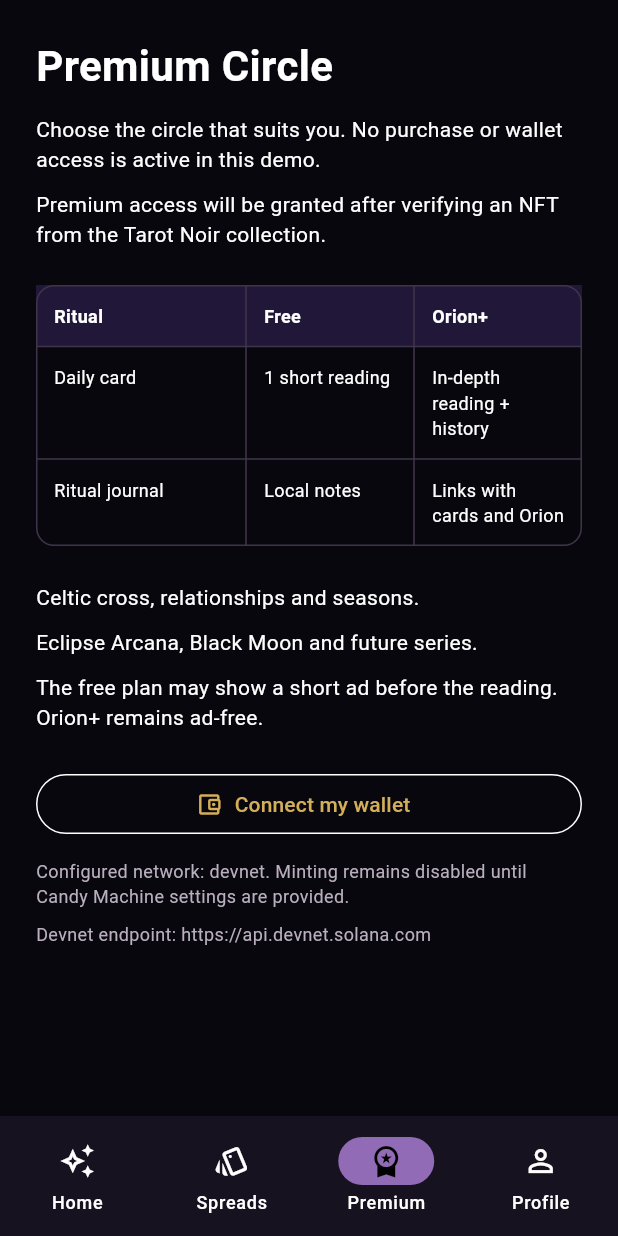
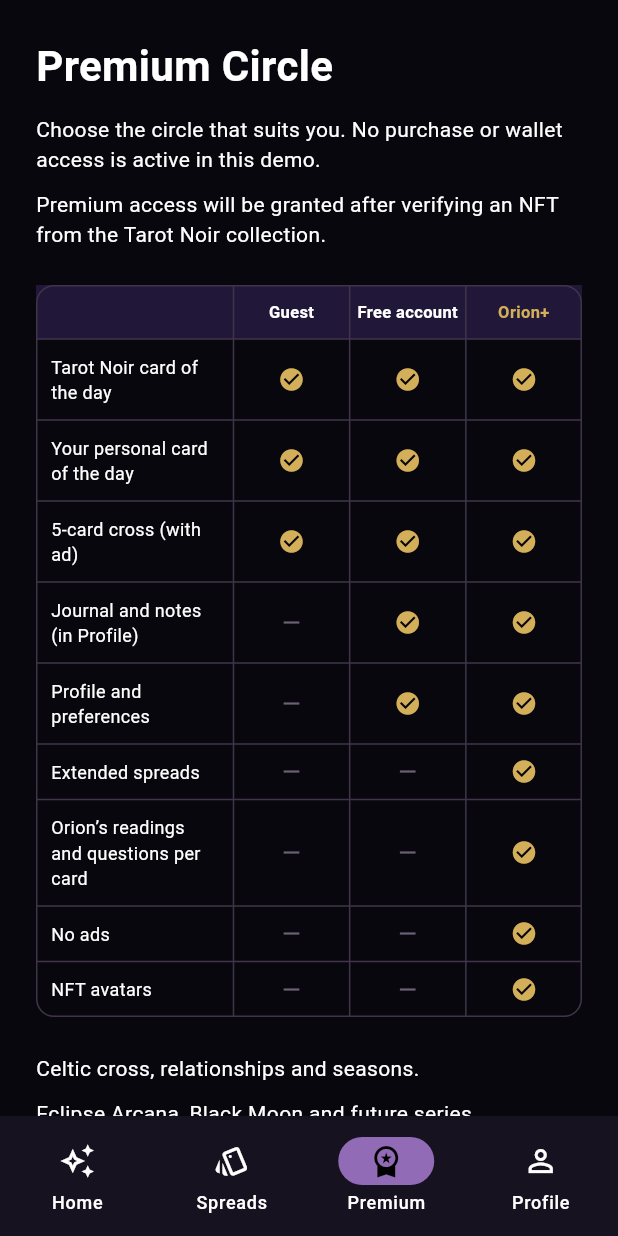
Before and after one commit to AnarchSun/tarot_noir, a Flutter app: the TarotNoirHome screen opened directly, item 3 of the bottom bar chosen, on a phone screen of 412 x 824 dp. Run offline on Flutter 3.47's test engine with Material 3 defaults, Android fonts, the phone set to English and light mode, and no system bars; our stand-ins replace cloud_firestore, firebase_auth, firebase_core, google_sign_in, shared_preferences; missing offline and left inert: flutter_facebook_auth, reown_appkit; accounts and stored records are empty.

Commit message:
feat: personal vs shared daily card, guest popup with ad, new access grid
Co-authored-by: Copilot App <223556219+Copilot@users.noreply.github.com>

```diff
--- a/lib/l10n/app_en.arb
+++ b/lib/l10n/app_en.arb
@@ -202,17 +202,28 @@
   "spreadLocked": "This spread is reserved for Orion+.",
   "compareGuest": "Guest",
   "compareAccount": "Free account",
-  "compareRowDaily": "Card of the day",
+  "compareRowDaily": "Tarot Noir card of the day",
   "compareRowCross": "5-card cross (with ad)",
-  "compareRowJournal": "Journal and notes",
+  "compareRowJournal": "Journal and notes (in Profile)",
   "compareRowProfile": "Profile and preferences",
   "compareRowExtended": "Extended spreads",
-  "compareRowDeepReading": "Orion’s deep readings",
+  "compareRowDeepReading": "Orion’s readings and questions per card",
   "compareRowNoAds": "No ads",
   "compareRowNft": "NFT avatars",
   "notesToggle": "Notes",
   "saveNote": "Save note",
   "orionAssessmentTitle": "Orion’s assessment",
   "orionAskSoon": "Coming soon: ask Orion a question and it will answer based on this card.",
-  "orionLockedHint": "Orion’s assessment and questions with Orion+"
+  "orionLockedHint": "Orion’s assessment and questions with Orion+",
+  "personalDailyReading": "Your personal card of the day",
+  "tarotNoirDaily": "Tarot Noir card of the day",
+  "tarotNoirDailyDesc": "The same card for everyone, all day long. It changes at midnight.",
+  "tarotNoirDailyBadge": "Free · for everyone",
+  "sharedDailyNote": "This card is the same for everyone today. For yours, draw your personal card of the day from Home.",
+  "compareRowPersonal": "Your personal card of the day",
+  "guestPopupTitle": "Before you enter as a guest",
+  "guestPopupBody": "As a guest you keep the Tarot Noir card of the day, your personal card of the day and the 5-card cross (with an ad). A free account also keeps your journal, notes and profile. Orion+ adds Orion’s readings and extended spreads.",
+  "guestContinueAction": "Continue as a guest",
+  "guestAdLabel": "Ad",
+  "guestAdBody": "Advertising space reserved for guests"
 }
--- a/lib/l10n/app_es.arb
+++ b/lib/l10n/app_es.arb
@@ -202,17 +202,28 @@
   "spreadLocked": "Esta tirada es exclusiva de Orion+.",
   "compareGuest": "Invitado",
   "compareAccount": "Cuenta gratuita",
-  "compareRowDaily": "Carta del día",
+  "compareRowDaily": "Carta del día Tarot Noir",
   "compareRowCross": "Cruz de 5 cartas (con anuncio)",
-  "compareRowJournal": "Diario y notas",
+  "compareRowJournal": "Diario y notas (en Perfil)",
   "compareRowProfile": "Perfil y preferencias",
   "compareRowExtended": "Tiradas ampliadas",
-  "compareRowDeepReading": "Lecturas profundas de Orion",
+  "compareRowDeepReading": "Lecturas de Orion y preguntas por carta",
   "compareRowNoAds": "Sin anuncios",
   "compareRowNft": "Avatares NFT",
   "notesToggle": "Notas",
   "saveNote": "Guardar nota",
   "orionAssessmentTitle": "Evaluación de Orion",
   "orionAskSoon": "Próximamente: haz tu pregunta a Orion y responderá según esta carta.",
-  "orionLockedHint": "Evaluación y preguntas a Orion con Orion+"
+  "orionLockedHint": "Evaluación y preguntas a Orion con Orion+",
+  "personalDailyReading": "Tu carta del día personal",
+  "tarotNoirDaily": "Carta del día Tarot Noir",
+  "tarotNoirDailyDesc": "La misma carta para todos, durante todo el día. Cambia a medianoche.",
+  "tarotNoirDailyBadge": "Gratis · para todos",
+  "sharedDailyNote": "Esta carta es la misma para todos hoy. Para la tuya, saca tu carta del día personal desde Inicio.",
+  "compareRowPersonal": "Tu carta del día personal",
+  "guestPopupTitle": "Antes de entrar como invitado",
+  "guestPopupBody": "Como invitado conservas la carta del día Tarot Noir, tu carta del día personal y la cruz de 5 cartas (con anuncio). Una cuenta gratuita conserva además tu diario, tus notas y tu perfil. Orion+ añade las lecturas de Orion y las tiradas ampliadas.",
+  "guestContinueAction": "Continuar como invitado",
+  "guestAdLabel": "Anuncio",
+  "guestAdBody": "Espacio publicitario reservado a invitados"
 }
--- a/lib/l10n/app_fr.arb
+++ b/lib/l10n/app_fr.arb
@@ -202,17 +202,28 @@
   "spreadLocked": "Ce tirage est réservé à Orion+.",
   "compareGuest": "Invité",
   "compareAccount": "Compte gratuit",
-  "compareRowDaily": "Carte du jour",
+  "compareRowDaily": "Carte du jour Tarot Noir",
   "compareRowCross": "Croix à 5 cartes (avec annonce)",
-  "compareRowJournal": "Journal et notes",
+  "compareRowJournal": "Journal et notes (dans Profil)",
   "compareRowProfile": "Profil et préférences",
   "compareRowExtended": "Tirages étendus",
-  "compareRowDeepReading": "Lectures approfondies d’Orion",
+  "compareRowDeepReading": "Lectures d’Orion et questions par carte",
   "compareRowNoAds": "Sans annonces",
   "compareRowNft": "Avatars NFT",
   "notesToggle": "Notes",
   "saveNote": "Enregistrer la note",
   "orionAssessmentTitle": "Évaluation d’Orion",
   "orionAskSoon": "Bientôt : pose ta question à Orion, qui répondra selon cette carte.",
-  "orionLockedHint": "Évaluation et questions d’Orion avec Orion+"
+  "orionLockedHint": "Évaluation et questions d’Orion avec Orion+",
+  "personalDailyReading": "Ta carte du jour personnelle",
+  "tarotNoirDaily": "Carte du jour Tarot Noir",
+  "tarotNoirDailyDesc": "La même carte pour tout le monde, toute la journée. Elle change à minuit.",
+  "tarotNoirDailyBadge": "Gratuite · pour tous",
+  "sharedDailyNote": "Cette carte est la même pour tous aujourd’hui. Pour la tienne, tire ta carte du jour personnelle depuis l’accueil.",
+  "compareRowPersonal": "Ta carte du jour personnelle",
+  "guestPopupTitle": "Avant d’entrer en invité",
+  "guestPopupBody": "En invité, tu gardes la carte du jour Tarot Noir, ta carte du jour personnelle et la croix à 5 cartes (avec annonce). Un compte gratuit conserve en plus ton journal, tes notes et ton profil. Orion+ ajoute les lectures d’Orion et les tirages étendus.",
+  "guestContinueAction": "Continuer en invité",
+  "guestAdLabel": "Annonce",
+  "guestAdBody": "Espace publicitaire réservé aux invités"
 }
--- a/lib/l10n/app_localizations.dart
+++ b/lib/l10n/app_localizations.dart
@@ -883,7 +883,7 @@ abstract class AppLocalizations {
   /// No description provided for @compareRowDaily.
   ///
   /// In fr, this message translates to:
-  /// **'Carte du jour'**
+  /// **'Carte du jour Tarot Noir'**
   String get compareRowDaily;
 
   /// No description provided for @compareRowCross.
@@ -895,7 +895,7 @@ abstract class AppLocalizations {
   /// No description provided for @compareRowJournal.
   ///
   /// In fr, this message translates to:
-  /// **'Journal et notes'**
+  /// **'Journal et notes (dans Profil)'**
   String get compareRowJournal;
 
   /// No description provided for @compareRowProfile.
@@ -913,7 +913,7 @@ abstract class AppLocalizations {
   /// No description provided for @compareRowDeepReading.
   ///
   /// In fr, this message translates to:
-  /// **'Lectures approfondies d’Orion'**
+  /// **'Lectures d’Orion et questions par carte'**
   String get compareRowDeepReading;
 
   /// No description provided for @compareRowNoAds.
@@ -957,6 +957,72 @@ abstract class AppLocalizations {
   /// In fr, this message translates to:
   /// **'Évaluation et questions d’Orion avec Orion+'**
   String get orionLockedHint;
+
+  /// No description provided for @personalDailyReading.
+  ///
+  /// In fr, this message translates to:
+  /// **'Ta carte du jour personnelle'**
+  String get personalDailyReading;
+
+  /// No description provided for @tarotNoirDaily.
+  ///
+  /// In fr, this message translates to:
+  /// **'Carte du jour Tarot Noir'**
+  String get tarotNoirDaily;
+
+  /// No description provided for @tarotNoirDailyDesc.
+  ///
+  /// In fr, this message translates to:
+  /// **'La même carte pour tout le monde, toute la journée. Elle change à minuit.'**
+  String get tarotNoirDailyDesc;
+
+  /// No description provided for @tarotNoirDailyBadge.
+  ///
+  /// In fr, this message translates to:
+  /// **'Gratuite · pour tous'**
+  String get tarotNoirDailyBadge;
+
+  /// No description provided for @sharedDailyNote.
+  ///
+  /// In fr, this message translates to:
+  /// **'Cette carte est la même pour tous aujourd’hui. Pour la tienne, tire ta carte du jour personnelle depuis l’accueil.'**
+  String get sharedDailyNote;
+
+  /// No description provided for @compareRowPersonal.
+  ///
+  /// In fr, this message translates to:
+  /// **'Ta carte du jour personnelle'**
+  String get compareRowPersonal;
+
+  /// No description provided for @guestPopupTitle.
+  ///
+  /// In fr, this message translates to:
+  /// **'Avant d’entrer en invité'**
+  String get guestPopupTitle;
+
+  /// No description provided for @guestPopupBody.
+  ///
+  /// In fr, this message translates to:
+  /// **'En invité, tu gardes la carte du jour Tarot Noir, ta carte du jour personnelle et la croix à 5 cartes (avec annonce). Un compte gratuit conserve en plus ton journal, tes notes et ton profil. Orion+ ajoute les lectures d’Orion et les tirages étendus.'**
+  String get guestPopupBody;
+
+  /// No description provided for @guestContinueAction.
+  ///
+  /// In fr, this message translates to:
+  /// **'Continuer en invité'**
+  String get guestContinueAction;
+
+  /// No description provided for @guestAdLabel.
+  ///
+  /// In fr, this message translates to:
+  /// **'Annonce'**
+  String get guestAdLabel;
+
+  /// No description provided for @guestAdBody.
+  ///
+  /// In fr, this message translates to:
+  /// **'Espace publicitaire réservé aux invités'**
+  String get guestAdBody;
 }
 
 class _AppLocalizationsDelegate
--- a/lib/l10n/app_localizations_en.dart
+++ b/lib/l10n/app_localizations_en.dart
@@ -460,13 +460,13 @@ class AppLocalizationsEn extends AppLocalizations {
   String get compareAccount => 'Free account';
 
   @override
-  String get compareRowDaily => 'Card of the day';
+  String get compareRowDaily => 'Tarot Noir card of the day';
 
   @override
   String get compareRowCross => '5-card cross (with ad)';
 
   @override
-  String get compareRowJournal => 'Journal and notes';
+  String get compareRowJournal => 'Journal and notes (in Profile)';
 
   @override
   String get compareRowProfile => 'Profile and preferences';
@@ -475,7 +475,7 @@ class AppLocalizationsEn extends AppLocalizations {
   String get compareRowExtended => 'Extended spreads';
 
   @override
-  String get compareRowDeepReading => 'Orion’s deep readings';
+  String get compareRowDeepReading => 'Orion’s readings and questions per card';
 
   @override
   String get compareRowNoAds => 'No ads';
@@ -498,4 +498,40 @@ class AppLocalizationsEn extends AppLocalizations {
 
   @override
   String get orionLockedHint => 'Orion’s assessment and questions with Orion+';
+
+  @override
+  String get personalDailyReading => 'Your personal card of the day';
+
+  @override
+  String get tarotNoirDaily => 'Tarot Noir card of the day';
+
+  @override
+  String get tarotNoirDailyDesc =>
+      'The same card for everyone, all day long. It changes at midnight.';
+
+  @override
+  String get tarotNoirDailyBadge => 'Free · for everyone';
+
+  @override
+  String get sharedDailyNote =>
+      'This card is the same for everyone today. For yours, draw your personal card of the day from Home.';
+
+  @override
+  String get compareRowPersonal => 'Your personal card of the day';
+
+  @override
+  String get guestPopupTitle => 'Before you enter as a guest';
+
+  @override
+  String get guestPopupBody =>
+      'As a guest you keep the Tarot Noir card of the day, your personal card of the day and the 5-card cross (with an ad). A free account also keeps your journal, notes and profile. Orion+ adds Orion’s readings and extended spreads.';
+
+  @override
+  String get guestContinueAction => 'Continue as a guest';
+
+  @override
+  String get guestAdLabel => 'Ad';
+
+  @override
+  String get guestAdBody => 'Advertising space reserved for guests';
 }
--- a/lib/screens/premium_screen.dart
+++ b/lib/screens/premium_screen.dart
@@ -2,7 +2,7 @@ import 'package:flutter/material.dart';
 
 import '../app_config.dart';
 import '../l10n/app_localizations.dart';
-import '../widgets/plan_comparison_table.dart';
+import '../widgets/access_comparison_table.dart';
 
 class PremiumScreen extends StatelessWidget {
   const PremiumScreen({required this.onOpenProfile, super.key});
@@ -25,7 +25,7 @@ class PremiumScreen extends StatelessWidget {
         const SizedBox(height: 10),
         Text(l10n.premiumIntro),
         const SizedBox(height: 24),
-        PlanComparisonTable(l10n: l10n),
+        AccessComparisonTable(key: const Key('premium-comparison'), l10n: l10n),
         const SizedBox(height: 24),
         Text(l10n.extendedReadingsDetail, style: const TextStyle(height: 1.45)),
         const SizedBox(height: 10),
--- a/lib/screens/reading_screen.dart
+++ b/lib/screens/reading_screen.dart
@@ -13,6 +13,7 @@ import '../widgets/tarot_card_view.dart';
 class ReadingScreen extends StatelessWidget {
   const ReadingScreen({
     required this.dailyCard,
+    required this.welcomeCard,
     required this.dailyOrientation,
     required this.hasDrawnToday,
     required this.freeCard,
@@ -31,6 +32,7 @@ class ReadingScreen extends StatelessWidget {
   });
 
   final TarotCard dailyCard;
+  final TarotCard welcomeCard;
   final CardOrientation dailyOrientation;
   final bool hasDrawnToday;
   final TarotCard? freeCard;
@@ -51,7 +53,7 @@ class ReadingScreen extends StatelessWidget {
     final l10n = AppLocalizations.of(context)!;
     if (isRestoring || showAccessChoices) {
       return _WelcomeLanding(
-        card: dailyCard,
+        card: welcomeCard,
         isReady: !isRestoring,
         isSigningIn: isSigningIn,
         isFacebookSigningIn: isFacebookSigningIn,
@@ -88,7 +90,7 @@ class ReadingScreen extends StatelessWidget {
                 ),
                 const SizedBox(height: 18),
                 Text(
-                  l10n.dailyReading,
+                  l10n.personalDailyReading,
                   textAlign: TextAlign.center,
                   style: textTheme.headlineSmall?.copyWith(
                     color: const Color(0xFFE3D8C7),
--- a/lib/screens/tarot_noir_home.dart
+++ b/lib/screens/tarot_noir_home.dart
@@ -30,7 +30,8 @@ class TarotNoirHome extends StatefulWidget {
   State<TarotNoirHome> createState() => _TarotNoirHomeState();
 }
 
-class _TarotNoirHomeState extends State<TarotNoirHome> {
+class _TarotNoirHomeState extends State<TarotNoirHome>
+    with WidgetsBindingObserver {
   int _tab = 0;
   bool _hasChosenAccess = false;
   bool _isRestoring = true;
@@ -43,6 +44,7 @@ class _TarotNoirHomeState extends State<TarotNoirHome> {
   Object? _authInitializationError;
   late TarotCard _dailyCard;
   bool _hasDrawnToday = false;
+  String? _dailyDrawDay;
   TarotCard? _freeCard;
   CardOrientation _dailyOrientation = CardOrientation.upright;
   CardOrientation _freeOrientation = CardOrientation.upright;
@@ -53,9 +55,25 @@ class _TarotNoirHomeState extends State<TarotNoirHome> {
   Future<void> _journalSyncQueue = Future<void>.value();
   late final Future<void> _restoreTask;
 
+  bool get _drawnToday =>
+      _hasDrawnToday &&
+      _dailyDrawDay == TarotStorageService.dateKey(DateTime.now());
+
+  @override
+  void didChangeAppLifecycleState(AppLifecycleState state) {
+    if (state == AppLifecycleState.resumed && mounted) setState(() {});
+  }
+
+  @override
+  void dispose() {
+    WidgetsBinding.instance.removeObserver(this);
+    super.dispose();
+  }
+
   @override
   void initState() {
     super.initState();
+    WidgetsBinding.instance.addObserver(this);
 
     final now = DateTime.now();
     _dailyCard = dailyCardForDate(now);
@@ -124,6 +142,7 @@ class _TarotNoirHomeState extends State<TarotNoirHome> {
       setState(() {
         _dailyCard = dailyCard;
         _hasDrawnToday = hasDrawnToday;
+        _dailyDrawDay = hasDrawnToday ? snapshot.dailyDate : null;
         _dailyOrientation = hasDrawnToday
             ? snapshot.dailyOrientation
             : CardOrientation.upright;
@@ -137,10 +156,6 @@ class _TarotNoirHomeState extends State<TarotNoirHome> {
           ..clear()
           ..addAll(restoredJournal);
       });
-
-      if (hasAccess && !hasDrawnToday) {
-        await _drawDaily(showAd: false);
-      }
 
       final user = _firebaseUser;
       if (user != null && syncUserUid == user.uid) {
@@ -163,7 +178,7 @@ class _TarotNoirHomeState extends State<TarotNoirHome> {
   Future<bool> _persist() async {
     try {
       await _storage.saveJournalOnly(_journal);
-      if (_hasDrawnToday) {
+      if (_drawnToday) {
         await _storage.saveDailyDraw(
           card: _dailyCard,
           date: DateTime.now(),
@@ -270,18 +285,44 @@ class _TarotNoirHomeState extends State<TarotNoirHome> {
       }
       return;
     }
-    if (!_hasDrawnToday) unawaited(_drawDaily(showAd: false));
     if (!_isRestoring && _journalSyncUserUid == user.uid) {
       unawaited(_synchronizeJournal(user).catchError(_showJournalSyncError));
     }
   }
 
+  Future<bool> _showGuestPopup() async {
+    final l10n = AppLocalizations.of(context)!;
+    return await showModalBottomSheet<bool>(
+          context: context,
+          isScrollControlled: true,
+          useSafeArea: true,
+          builder: (sheetContext) => AccountAccessSheet(
+            destination: l10n.profile,
+            showFacebook: AppConfig.facebookSignInVisible,
+            onContinueAsGuest: () => Navigator.of(sheetContext).pop(true),
+            onGoogleSignIn: () {
+              Navigator.of(sheetContext).pop(false);
+              unawaited(_signInWithGoogle());
+            },
+            onFacebookSignIn: () {
+              Navigator.of(sheetContext).pop(false);
+              unawaited(_signInWithFacebook());
+            },
+            onExplorePremium: () {
+              Navigator.of(sheetContext).pop(false);
+            },
+            l10n: l10n,
+          ),
+        ) ??
+        false;
+  }
+
   Future<void> _continueAsGuest() async {
+    if (!await _showGuestPopup() || !mounted) return;
     try {
       await _storage.setGuestAccessAccepted(true);
       if (mounted) {
         setState(() => _hasChosenAccess = true);
-        await _drawDaily(showAd: false);
       }
     } catch (error) {
       if (!mounted) return;
@@ -419,28 +460,40 @@ class _TarotNoirHomeState extends State<TarotNoirHome> {
         false;
   }
 
+  TarotCard _pickPersonalDailyCard() {
+    final shared = dailyCardForDate(DateTime.now());
+    final candidates = tarotDeck.where((card) => card.id != shared.id).toList();
+    return candidates[Random().nextInt(candidates.length)];
+  }
+
   Future<void> _drawDaily({bool showAd = true}) async {
-    if (_isDailyDrawing || _hasDrawnToday || _isRestoring) return;
+    if (_isDailyDrawing || _drawnToday || _isRestoring) return;
     setState(() => _isDailyDrawing = true);
     try {
       if (showAd && !await _showAdPlaceholder()) return;
       if (!mounted) return;
-      final orientation = _orientationFor(_dailyCard);
+      final previousCard = _dailyCard;
+      final card = _pickPersonalDailyCard();
+      final orientation = _orientationFor(card);
       final entry = JournalEntry(
-        card: _dailyCard,
+        card: card,
         orientation: orientation,
         createdAt: DateTime.now(),
         drawType: 'daily',
         syncOwnerUid: _firebaseUser?.uid,
       );
       setState(() {
+        _dailyCard = card;
         _hasDrawnToday = true;
+        _dailyDrawDay = TarotStorageService.dateKey(DateTime.now());
         _dailyOrientation = orientation;
         _journal.insert(0, entry);
       });
       if (!await _persist() && mounted) {
         setState(() {
+          _dailyCard = previousCard;
           _hasDrawnToday = false;
+          _dailyDrawDay = null;
           _dailyOrientation = CardOrientation.upright;
           _journal.remove(entry);
         });
@@ -535,6 +588,7 @@ class _TarotNoirHomeState extends State<TarotNoirHome> {
       _journal.clear();
       _freeCard = null;
       _hasDrawnToday = false;
+      _dailyDrawDay = null;
       _dailyCard = dailyCardForDate(DateTime.now());
       _dailyOrientation = CardOrientation.upright;
       _journalSyncUserUid = null;
@@ -580,7 +634,8 @@ class _TarotNoirHomeState extends State<TarotNoirHome> {
       ReadingScreen(
         dailyCard: _dailyCard,
         dailyOrientation: _dailyOrientation,
-        hasDrawnToday: _hasDrawnToday,
+        hasDrawnToday: _drawnToday,
+        welcomeCard: dailyCardForDate(DateTime.now()),
         freeCard: _freeCard,
         freeOrientation: _freeOrientation,
         onDrawDaily: _drawDaily,
--- /dev/null
+++ b/lib/widgets/access_comparison_table.dart
@@ -0,0 +1,83 @@
+import 'package:flutter/material.dart';
+
+import '../l10n/app_localizations.dart';
+
+class AccessComparisonTable extends StatelessWidget {
+  const AccessComparisonTable({required this.l10n, super.key});
+
+  final AppLocalizations l10n;
+
+  @override
+  Widget build(BuildContext context) {
+    final rows = <(String, bool, bool, bool)>[
+      (l10n.compareRowDaily, true, true, true),
+      (l10n.compareRowPersonal, true, true, true),
+      (l10n.compareRowCross, true, true, true),
+      (l10n.compareRowJournal, false, true, true),
+      (l10n.compareRowProfile, false, true, true),
+      (l10n.compareRowExtended, false, false, true),
+      (l10n.compareRowDeepReading, false, false, true),
+      (l10n.compareRowNoAds, false, false, true),
+      (l10n.compareRowNft, false, false, true),
+    ];
+    return Table(
+      border: TableBorder.all(
+        color: const Color(0xFF3F3449),
+        borderRadius: BorderRadius.circular(12),
+      ),
+      columnWidths: const {
+        0: FlexColumnWidth(1.7),
+        1: FlexColumnWidth(),
+        2: FlexColumnWidth(),
+        3: FlexColumnWidth(),
+      },
+      defaultVerticalAlignment: TableCellVerticalAlignment.middle,
+      children: [
+        TableRow(
+          decoration: const BoxDecoration(color: Color(0xFF211839)),
+          children: [
+            const SizedBox.shrink(),
+            _header(l10n.compareGuest),
+            _header(l10n.compareAccount),
+            _header(l10n.orionPlus, accent: true),
+          ],
+        ),
+        for (final row in rows)
+          TableRow(
+            children: [
+              Padding(
+                padding: const EdgeInsets.all(10),
+                child: Text(row.$1, style: const TextStyle(fontSize: 12)),
+              ),
+              _mark(row.$2),
+              _mark(row.$3),
+              _mark(row.$4),
+            ],
+          ),
+      ],
+    );
+  }
+
+  Widget _header(String text, {bool accent = false}) => Padding(
+    padding: const EdgeInsets.symmetric(horizontal: 4, vertical: 10),
+    child: Text(
+      text,
+      textAlign: TextAlign.center,
+      style: TextStyle(
+        fontSize: 11,
+        fontWeight: FontWeight.w700,
+        color: accent ? const Color(0xFFD4AF59) : null,
+      ),
+    ),
+  );
+
+  Widget _mark(bool included) => Padding(
+    padding: const EdgeInsets.all(8),
+    child: Icon(
+      included ? Icons.check_circle : Icons.remove,
+      size: 18,
+      semanticLabel: included ? '✓' : '—',
+      color: included ? const Color(0xFFD4AF59) : const Color(0xFF6B6075),
+    ),
+  );
+}
--- a/lib/widgets/plan_comparison_table.dart
+++ /dev/null
@@ -1,52 +0,0 @@
-import 'package:flutter/material.dart';
-
-import '../l10n/app_localizations.dart';
-
-class PlanComparisonTable extends StatelessWidget {
-  const PlanComparisonTable({required this.l10n, super.key});
-
-  final AppLocalizations l10n;
-
-  @override
-  Widget build(BuildContext context) => Table(
-    border: TableBorder.all(
-      color: const Color(0xFF3F3449),
-      borderRadius: BorderRadius.circular(12),
-    ),
-    columnWidths: const {
-      0: FlexColumnWidth(1.25),
-      1: FlexColumnWidth(),
-      2: FlexColumnWidth(),
-    },
-    children: [
-      _row(l10n.comparisonFeature, l10n.freePlan, l10n.orionPlus, header: true),
-      _row(l10n.dailyCard, l10n.freeDailyReading, l10n.premiumDailyReading),
-      _row(l10n.journalAccess, l10n.localNotes, l10n.linkedJournal),
-    ],
-  );
-
-  TableRow _row(
-    String feature,
-    String free,
-    String premium, {
-    bool header = false,
-  }) => TableRow(
-    decoration: header ? const BoxDecoration(color: Color(0xFF211839)) : null,
-    children: [
-      _cell(feature, header),
-      _cell(free, header),
-      _cell(premium, header),
-    ],
-  );
-
-  Widget _cell(String text, bool header) => Padding(
-    padding: const EdgeInsets.all(12),
-    child: Text(
-      text,
-      style: TextStyle(
-        fontWeight: header ? FontWeight.w700 : FontWeight.w400,
-        fontSize: 12,
-      ),
-    ),
-  );
-}
```
Also changed, not shown: lib/l10n/app_localizations_es.dart (+39 -3 lines), lib/l10n/app_localizations_fr.dart (+39 -3 lines), lib/screens/spreads_screen.dart (+76 -2 lines), lib/widgets/account_access_sheet.dart (+44 -66 lines), 1 other file.
